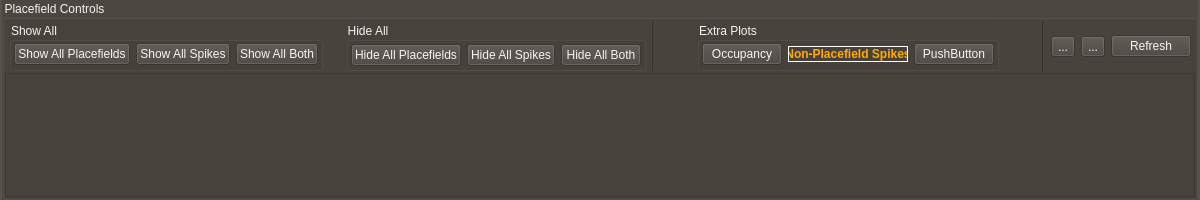
Above: src/pyphoplacecellanalysis/GUI/Qt/PlacefieldVisualSelectionControlsBar/PlacefieldVisualSelectionControlsBarWidgetBase.ui from CommanderPho/pyPhoPlaceCellAnalysis before the change. Below: the same form after it.
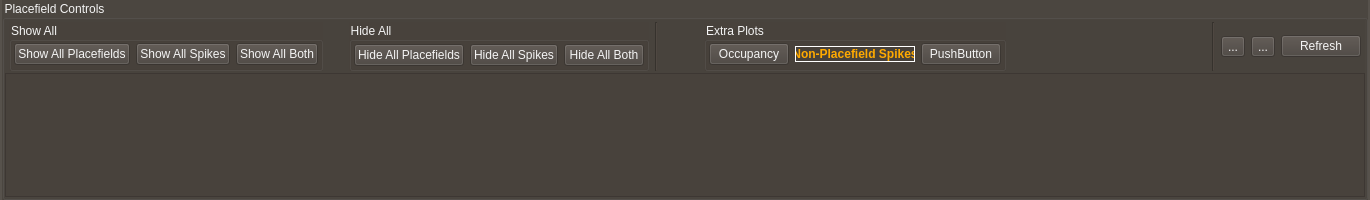
That is the form after the change.

```diff
--- a/src/pyphoplacecellanalysis/GUI/Qt/PlacefieldVisualSelectionControlsBar/PlacefieldVisualSelectionControlsBarWidgetBase.ui
+++ b/src/pyphoplacecellanalysis/GUI/Qt/PlacefieldVisualSelectionControlsBar/PlacefieldVisualSelectionControlsBarWidgetBase.ui
@@ -7,7 +7,7 @@
    <rect>
     <x>0</x>
     <y>0</y>
-    <width>1200</width>
+    <width>1370</width>
     <height>200</height>
    </rect>
   </property>
@@ -480,7 +480,7 @@
           <rect>
            <x>0</x>
            <y>0</y>
-           <width>1192</width>
+           <width>1362</width>
            <height>130</height>
           </rect>
          </property>
```
